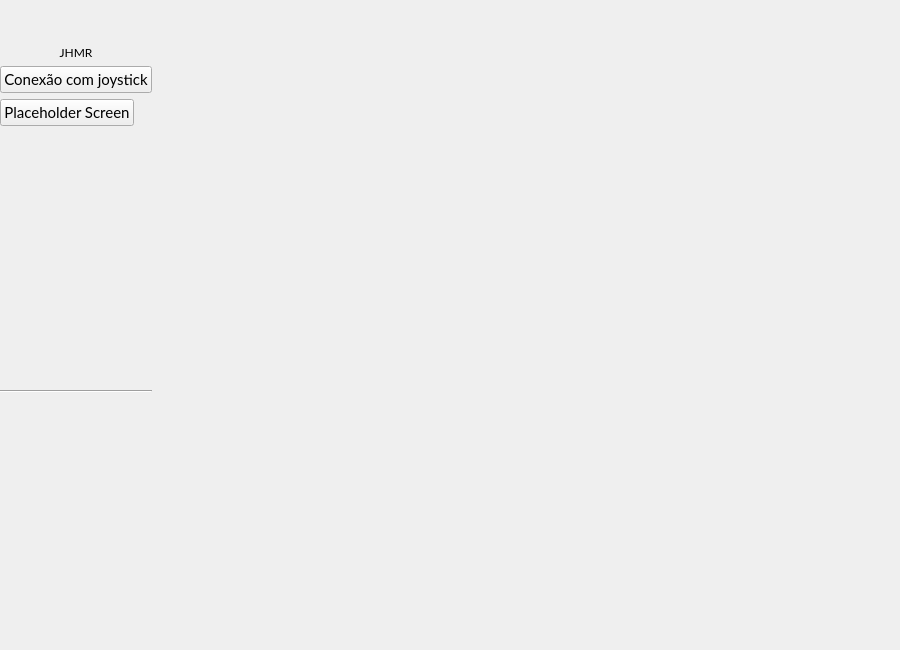
Above: ui/ui_files/main_window.ui from JPCassimiro/JHMR before the change. Below: the same form after it.
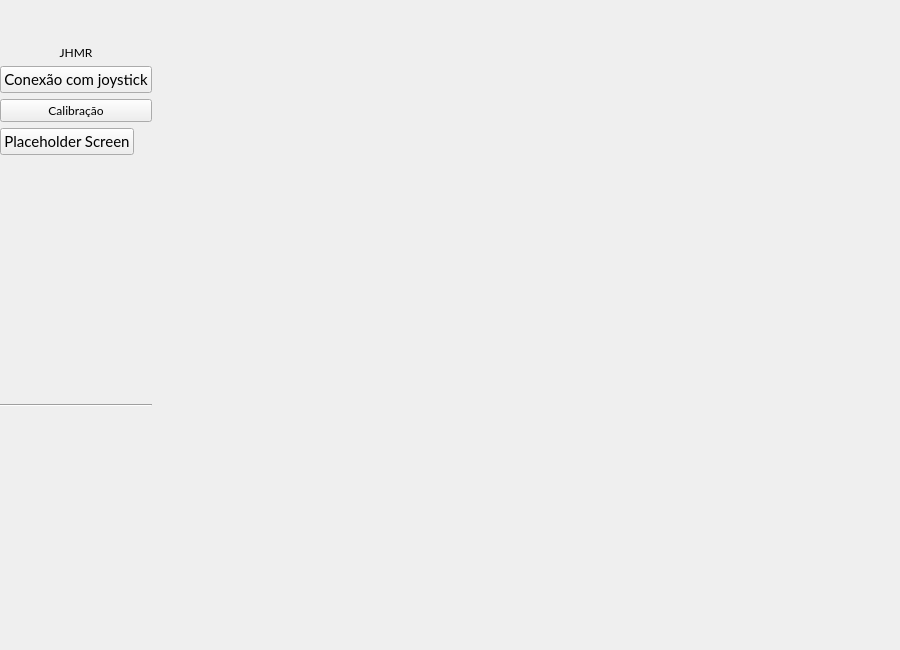
That is the form after the change. Icons and pictures are not drawn.

The edit to the form file:
```diff
--- a/ui/ui_files/main_window.ui
+++ b/ui/ui_files/main_window.ui
@@ -141,7 +141,7 @@
     </item>
     <item row="0" column="0" rowspan="3">
      <widget class="QWidget" name="sideMenu_2" native="true">
-      <layout class="QVBoxLayout" name="sideMenu" stretch="0,0,1,0,0,0,0">
+      <layout class="QVBoxLayout" name="sideMenu" stretch="0,0,1,0,0,0,0,0">
        <property name="leftMargin">
         <number>0</number>
        </property>
@@ -210,6 +210,18 @@
          </property>
         </widget>
        </item>
+       <item>
+        <widget class="QPushButton" name="calibrationButton">
+         <property name="text">
+          <string>Calibração</string>
+         </property>
+         <property name="icon">
+          <iconset>
+           <normalon>../../_internal/resources/icons/resilience_orange.png</normalon>
+          </iconset>
+         </property>
+        </widget>
+       </item>
        <item alignment="Qt::AlignmentFlag::AlignLeft">
         <widget class="QPushButton" name="placeholderButton">
          <property name="enabled">
```
Left out of the diff: 2 changed lines with no effect on the pictures.
